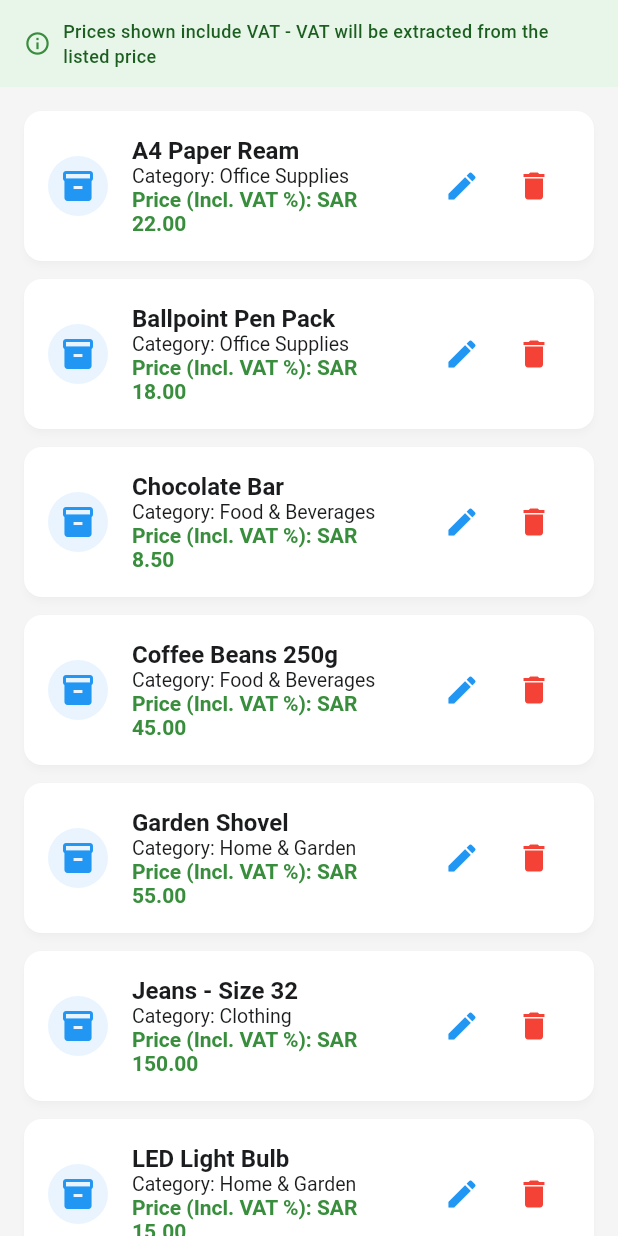
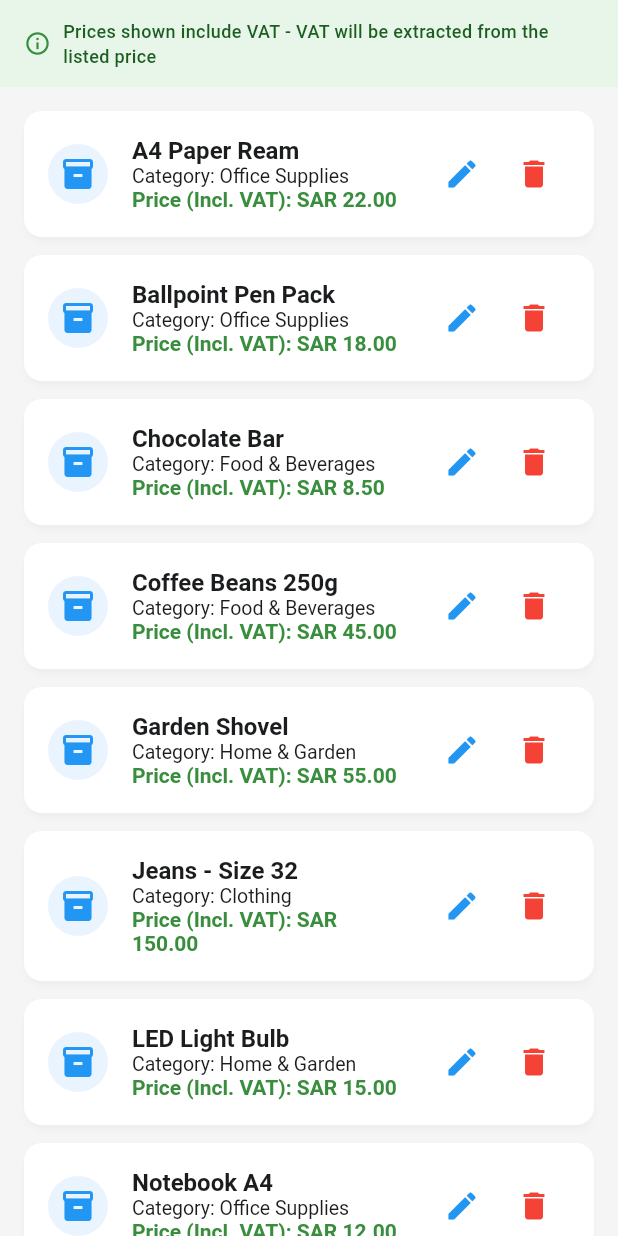
Before and after one commit to Fahd2025/retail_management, a Flutter app: the ProductsScreen screen opened directly, on a phone screen of 412 x 824 dp. Run offline on Flutter 3.47's test engine with Material 3 defaults, Android fonts, the phone set to English and light mode, and no system bars; our stand-ins replace connectivity_plus, drift, equatable, fl_chart, flutter_bloc, flutter_screenutil and 4 more; accounts and stored records are empty; generated files the repository leaves out were written again.

Commit message:
/update translations

```diff
--- a/lib/l10n/app_en.arb
+++ b/lib/l10n/app_en.arb
@@ -677,5 +677,55 @@
             }
         }
     },
-    "transfer": "Transfer"
+    "transfer": "Transfer",
+    "vatEnabled": "VAT Enabled",
+    "vatDisabled": "VAT Disabled",
+    "vatEnabledDescription": "VAT will be calculated and added to product prices",
+    "vatDisabledDescription": "VAT calculation is turned off",
+    "businessDetailsAndContactInformation": "Business details and contact information",
+    "configureInvoicePrintingOptions": "Configure invoice printing options",
+    "defaultVatRate": "Default VAT rate",
+    "setDefaultVatRateDescription": "Set the default VAT rate to be applied automatically to all products",
+    "vatRateLabel": "VAT Rate (%)",
+    "vatRateHint": "15.0",
+    "currentVatRate": "Current VAT Rate",
+    "vatCalculationMethod": "VAT Calculation Method",
+    "chooseVatCalculationMethod": "Choose whether VAT is included in the product price or added on top",
+    "vatIncludedInPrice": "VAT Included in Price",
+    "vatExcludedFromPrice": "VAT Excluded from Price",
+    "vatIncludedInPriceDescription": "Product prices include VAT (VAT will be extracted from the total)",
+    "vatExcludedFromPriceDescription": "Product prices exclude VAT (VAT will be added to the total)",
+    "vatRateAppliedToNewProducts": "This VAT rate will be automatically applied to all new products. Changes apply immediately.",
+  "vatIncludedInPriceNote": "VAT {rate}% - Included in price",
+  "@vatIncludedInPriceNote": {
+    "placeholders": {
+      "rate": {
+        "type": "String"
+      }
+    }
+  },
+  "vatExcludedFromPriceNote": "VAT {rate}% - Excluded from price",
+  "@vatExcludedFromPriceNote": {
+    "placeholders": {
+      "rate": {
+        "type": "String"
+      }
+    }
+  },
+  "pricesIncludeVatNote": "Prices shown include VAT - VAT will be extracted from the listed price",
+  "pricesExcludeVatNote": "Prices shown exclude VAT - VAT will be added on top of the listed price",
+  "priceVatIncluded": "Price (Incl. VAT)",
+  "priceVatExcluded": "Price (Excl. VAT)",
+  "beforeVat": "Before VAT",
+  "afterVat": "After VAT",
+  "vatBreakdown": "VAT Breakdown",
+  "amount": "Amount",
+  "vatAmountCalculatedAutomatically": "VAT amount calculated automatically ({rate}%)",
+  "@vatAmountCalculatedAutomatically": {
+    "placeholders": {
+      "rate": {
+        "type": "String"
+      }
+    }
+  }
 }
--- a/lib/l10n/app_localizations.dart
+++ b/lib/l10n/app_localizations.dart
@@ -2483,14 +2483,164 @@ abstract class AppLocalizations {
   /// No description provided for @vatEnabledDescription.
   ///
   /// In en, this message translates to:
-  /// **'VAT calculations are active. VAT will be displayed in invoices and throughout the application.'**
+  /// **'VAT will be calculated and added to product prices'**
   String get vatEnabledDescription;
 
   /// No description provided for @vatDisabledDescription.
   ///
   /// In en, this message translates to:
-  /// **'VAT calculations are disabled. VAT information will be hidden from all screens and invoices.'**
+  /// **'VAT calculation is turned off'**
   String get vatDisabledDescription;
+
+  /// No description provided for @businessDetailsAndContactInformation.
+  ///
+  /// In en, this message translates to:
+  /// **'Business details and contact information'**
+  String get businessDetailsAndContactInformation;
+
+  /// No description provided for @configureInvoicePrintingOptions.
+  ///
+  /// In en, this message translates to:
+  /// **'Configure invoice printing options'**
+  String get configureInvoicePrintingOptions;
+
+  /// No description provided for @defaultVatRate.
+  ///
+  /// In en, this message translates to:
+  /// **'Default VAT rate'**
+  String get defaultVatRate;
+
+  /// No description provided for @setDefaultVatRateDescription.
+  ///
+  /// In en, this message translates to:
+  /// **'Set the default VAT rate to be applied automatically to all products'**
+  String get setDefaultVatRateDescription;
+
+  /// No description provided for @vatRateLabel.
+  ///
+  /// In en, this message translates to:
+  /// **'VAT Rate (%)'**
+  String get vatRateLabel;
+
+  /// No description provided for @vatRateHint.
+  ///
+  /// In en, this message translates to:
+  /// **'15.0'**
+  String get vatRateHint;
+
+  /// No description provided for @currentVatRate.
+  ///
+  /// In en, this message translates to:
+  /// **'Current VAT Rate'**
+  String get currentVatRate;
+
+  /// No description provided for @vatCalculationMethod.
+  ///
+  /// In en, this message translates to:
+  /// **'VAT Calculation Method'**
+  String get vatCalculationMethod;
+
+  /// No description provided for @chooseVatCalculationMethod.
+  ///
+  /// In en, this message translates to:
+  /// **'Choose whether VAT is included in the product price or added on top'**
+  String get chooseVatCalculationMethod;
+
+  /// No description provided for @vatIncludedInPrice.
+  ///
+  /// In en, this message translates to:
+  /// **'VAT Included in Price'**
+  String get vatIncludedInPrice;
+
+  /// No description provided for @vatExcludedFromPrice.
+  ///
+  /// In en, this message translates to:
+  /// **'VAT Excluded from Price'**
+  String get vatExcludedFromPrice;
+
+  /// No description provided for @vatIncludedInPriceDescription.
+  ///
+  /// In en, this message translates to:
+  /// **'Product prices include VAT (VAT will be extracted from the total)'**
+  String get vatIncludedInPriceDescription;
+
+  /// No description provided for @vatExcludedFromPriceDescription.
+  ///
+  /// In en, this message translates to:
+  /// **'Product prices exclude VAT (VAT will be added to the total)'**
+  String get vatExcludedFromPriceDescription;
+
+  /// No description provided for @vatRateAppliedToNewProducts.
+  ///
+  /// In en, this message translates to:
+  /// **'This VAT rate will be automatically applied to all new products. Changes apply immediately.'**
+  String get vatRateAppliedToNewProducts;
+
+  /// No description provided for @vatIncludedInPriceNote.
+  ///
+  /// In en, this message translates to:
+  /// **'VAT {rate}% - Included in price'**
+  String vatIncludedInPriceNote(String rate);
+
+  /// No description provided for @vatExcludedFromPriceNote.
+  ///
+  /// In en, this message translates to:
+  /// **'VAT {rate}% - Excluded from price'**
+  String vatExcludedFromPriceNote(String rate);
+
+  /// No description provided for @pricesIncludeVatNote.
+  ///
+  /// In en, this message translates to:
+  /// **'Prices shown include VAT - VAT will be extracted from the listed price'**
+  String get pricesIncludeVatNote;
+
+  /// No description provided for @pricesExcludeVatNote.
+  ///
+  /// In en, this message translates to:
+  /// **'Prices shown exclude VAT - VAT will be added on top of the listed price'**
+  String get pricesExcludeVatNote;
+
+  /// No description provided for @priceVatIncluded.
+  ///
+  /// In en, this message translates to:
+  /// **'Price (Incl. VAT)'**
+  String get priceVatIncluded;
+
+  /// No description provided for @priceVatExcluded.
+  ///
+  /// In en, this message translates to:
+  /// **'Price (Excl. VAT)'**
+  String get priceVatExcluded;
+
+  /// No description provided for @beforeVat.
+  ///
+  /// In en, this message translates to:
+  /// **'Before VAT'**
+  String get beforeVat;
+
+  /// No description provided for @afterVat.
+  ///
+  /// In en, this message translates to:
+  /// **'After VAT'**
+  String get afterVat;
+
+  /// No description provided for @vatBreakdown.
+  ///
+  /// In en, this message translates to:
+  /// **'VAT Breakdown'**
+  String get vatBreakdown;
+
+  /// No description provided for @amount.
+  ///
+  /// In en, this message translates to:
+  /// **'Amount'**
+  String get amount;
+
+  /// No description provided for @vatAmountCalculatedAutomatically.
+  ///
+  /// In en, this message translates to:
+  /// **'VAT amount calculated automatically ({rate}%)'**
+  String vatAmountCalculatedAutomatically(String rate);
 }
 
 class _AppLocalizationsDelegate
--- a/lib/l10n/app_localizations_en.dart
+++ b/lib/l10n/app_localizations_en.dart
@@ -1288,9 +1288,98 @@ class AppLocalizationsEn extends AppLocalizations {
 
   @override
   String get vatEnabledDescription =>
-      'VAT calculations are active. VAT will be displayed in invoices and throughout the application.';
+      'VAT will be calculated and added to product prices';
 
   @override
-  String get vatDisabledDescription =>
-      'VAT calculations are disabled. VAT information will be hidden from all screens and invoices.';
+  String get vatDisabledDescription => 'VAT calculation is turned off';
+
+  @override
+  String get businessDetailsAndContactInformation =>
+      'Business details and contact information';
+
+  @override
+  String get configureInvoicePrintingOptions =>
+      'Configure invoice printing options';
+
+  @override
+  String get defaultVatRate => 'Default VAT rate';
+
+  @override
+  String get setDefaultVatRateDescription =>
+      'Set the default VAT rate to be applied automatically to all products';
+
+  @override
+  String get vatRateLabel => 'VAT Rate (%)';
+
+  @override
+  String get vatRateHint => '15.0';
+
+  @override
+  String get currentVatRate => 'Current VAT Rate';
+
+  @override
+  String get vatCalculationMethod => 'VAT Calculation Method';
+
+  @override
+  String get chooseVatCalculationMethod =>
+      'Choose whether VAT is included in the product price or added on top';
+
+  @override
+  String get vatIncludedInPrice => 'VAT Included in Price';
+
+  @override
+  String get vatExcludedFromPrice => 'VAT Excluded from Price';
+
+  @override
+  String get vatIncludedInPriceDescription =>
+      'Product prices include VAT (VAT will be extracted from the total)';
+
+  @override
+  String get vatExcludedFromPriceDescription =>
+      'Product prices exclude VAT (VAT will be added to the total)';
+
+  @override
+  String get vatRateAppliedToNewProducts =>
+      'This VAT rate will be automatically applied to all new products. Changes apply immediately.';
+
+  @override
+  String vatIncludedInPriceNote(String rate) {
+    return 'VAT $rate% - Included in price';
+  }
+
+  @override
+  String vatExcludedFromPriceNote(String rate) {
+    return 'VAT $rate% - Excluded from price';
+  }
+
+  @override
+  String get pricesIncludeVatNote =>
+      'Prices shown include VAT - VAT will be extracted from the listed price';
+
+  @override
+  String get pricesExcludeVatNote =>
+      'Prices shown exclude VAT - VAT will be added on top of the listed price';
+
+  @override
+  String get priceVatIncluded => 'Price (Incl. VAT)';
+
+  @override
+  String get priceVatExcluded => 'Price (Excl. VAT)';
+
+  @override
+  String get beforeVat => 'Before VAT';
+
+  @override
+  String get afterVat => 'After VAT';
+
+  @override
+  String get vatBreakdown => 'VAT Breakdown';
+
+  @override
+  String get amount => 'Amount';
+
+  @override
+  String vatAmountCalculatedAutomatically(String rate) {
+    return 'VAT amount calculated automatically ($rate%)';
+  }
 }
--- a/lib/screens/products_screen.dart
+++ b/lib/screens/products_screen.dart
@@ -203,8 +203,8 @@ class _ProductsScreenState extends State<ProductsScreen> {
                             const SizedBox(width: 8),
                             Text(
                               vatIncludedInPrice
-                                  ? 'Prices shown include VAT - VAT will be extracted from the listed price'
-                                  : 'Prices shown exclude VAT - VAT will be added on top of the listed price',
+                                  ? l10n.pricesIncludeVatNote
+                                  : l10n.pricesExcludeVatNote,
                               style: TextStyle(
                                 fontSize: 13,
                                 fontWeight: FontWeight.w500,
@@ -236,13 +236,15 @@ class _ProductsScreenState extends State<ProductsScreen> {
                                 DataColumn(
                                     label: Text(vatEnabled
                                         ? (vatIncludedInPrice
-                                            ? 'Price (Incl.)'
-                                            : 'Price (Excl.)')
+                                            ? l10n.priceVatIncluded
+                                            : l10n.priceVatExcluded)
                                         : l10n.price)),
                                 if (vatEnabled) ...[
-                                  DataColumn(label: Text('Before ${l10n.vat}')),
-                                  DataColumn(label: Text('${l10n.vat} Amount')),
-                                  DataColumn(label: Text('After ${l10n.vat}')),
+                                  DataColumn(label: Text(l10n.beforeVat)),
+                                  DataColumn(
+                                      label:
+                                          Text('${l10n.vat} ${l10n.amount}')),
+                                  DataColumn(label: Text(l10n.afterVat)),
                                 ],
                                 DataColumn(label: Text(l10n.costRequired)),
                                 DataColumn(label: Text(l10n.stock)),
@@ -346,8 +348,8 @@ class _ProductsScreenState extends State<ProductsScreen> {
                             Expanded(
                               child: Text(
                                 vatIncludedInPrice
-                                    ? 'Prices shown include VAT - VAT will be extracted from the listed price'
-                                    : 'Prices shown exclude VAT - VAT will be added on top of the listed price',
+                                    ? l10n.pricesIncludeVatNote
+                                    : l10n.pricesExcludeVatNote,
                                 style: TextStyle(
                                   fontSize: 12,
                                   fontWeight: FontWeight.w500,
@@ -410,16 +412,14 @@ class _ProductsScreenState extends State<ProductsScreen> {
                                 crossAxisAlignment: CrossAxisAlignment.start,
                                 children: [
                                   Text(
-                                    l10n.category +
-                                        ': ' +
-                                        _getCategoryName(product.category),
+                                    '${l10n.category}: ${_getCategoryName(product.category)}',
                                     style: const TextStyle(fontSize: 13),
                                   ),
                                   Text(
                                     (vatEnabled
                                             ? (vatIncludedInPrice
-                                                ? 'Price (Incl. ${l10n.vat})'
-                                                : 'Price (Excl. ${l10n.vat})')
+                                                ? l10n.priceVatIncluded
+                                                : l10n.priceVatExcluded)
                                             : l10n.price) +
                                         ': SAR ${product.price.toStringAsFixed(2)}',
                                     style: TextStyle(
@@ -464,18 +464,19 @@ class _ProductsScreenState extends State<ProductsScreen> {
                                         const Divider(),
                                         const SizedBox(height: 8),
                                         Text(
-                                          '${l10n.vat} Breakdown',
+                                          l10n.vatBreakdown,
                                           style: const TextStyle(
                                             fontWeight: FontWeight.bold,
                                             fontSize: 14,
                                           ),
                                         ),
                                         const SizedBox(height: 8),
-                                        _buildInfoRow('Before ${l10n.vat}',
+                                        _buildInfoRow(l10n.beforeVat,
                                             'SAR ${priceBeforeVat.toStringAsFixed(2)}'),
-                                        _buildInfoRow('${l10n.vat} Amount',
+                                        _buildInfoRow(
+                                            '${l10n.vat} ${l10n.amount}',
                                             'SAR ${vatAmount.toStringAsFixed(2)}'),
-                                        _buildInfoRow('After ${l10n.vat}',
+                                        _buildInfoRow(l10n.afterVat,
                                             'SAR ${priceAfterVat.toStringAsFixed(2)}'),
                                       ],
                                       if (product.description != null &&
@@ -712,12 +713,16 @@ class _ProductDialogState extends State<_ProductDialog> {
                   hint: Text(l10n.selectACategory),
                   isExpanded: true,
                   validator: (v) => v == null ? l10n.required : null,
-                  items: _categories.map((category) {
-                    return DropdownMenuItem<String>(
-                      value: category.id,
-                      child: Text(category.name),
-                    );
-                  }).toList(),
+                      items: _categories.map((category) {
+                        final isArabic =
+                            Localizations.localeOf(context).languageCode == 'ar';
+                        return DropdownMenuItem<String>(
+                          value: category.id,
+                          child: Text(isArabic
+                              ? (category.nameAr ?? category.name)
+                              : category.name),
+                        );
+                      }).toList(),
                   onChanged: (value) {
                     setState(() {
                       _selectedCategoryId = value;
@@ -799,8 +804,8 @@ class _ProductDialogState extends State<_ProductDialog> {
                         filled: true,
                         fillColor: Colors.grey.shade100,
                         suffixIcon: Tooltip(
-                          message:
-                              'VAT amount calculated automatically (${appConfig.vatRate.toStringAsFixed(1)}%)',
+                          message: l10n.vatAmountCalculatedAutomatically(
+                              appConfig.vatRate.toStringAsFixed(1)),
                           child: Icon(Icons.info_outline,
                               size: 18, color: Colors.blue.shade600),
                         ),
```
Also changed, not shown: lib/l10n/app_ar.arb (+51 -1 lines), lib/l10n/app_localizations_ar.dart (+93 -5 lines), lib/screens/cashier_screen.dart (+11 -4 lines), lib/screens/settings_screen.dart (+19 -18 lines).
